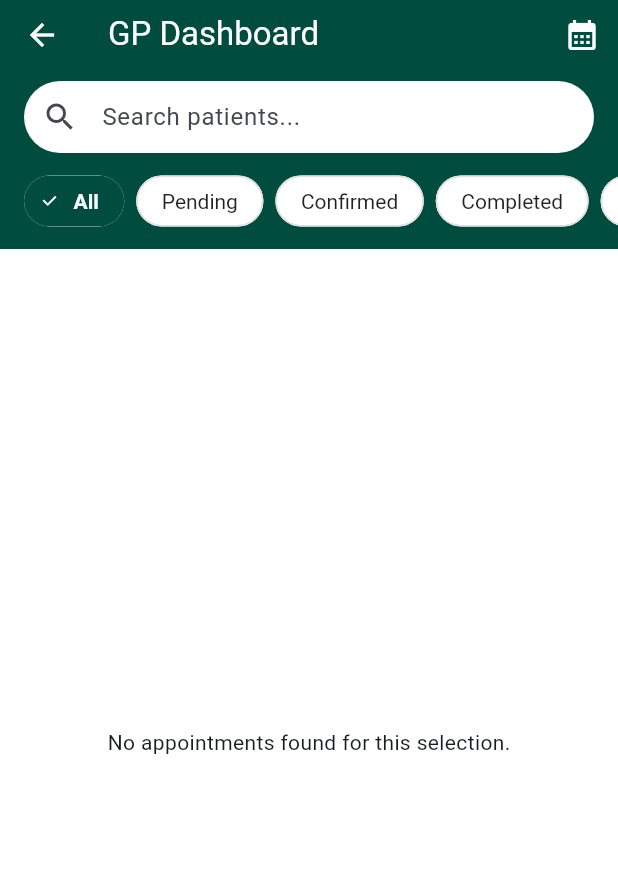
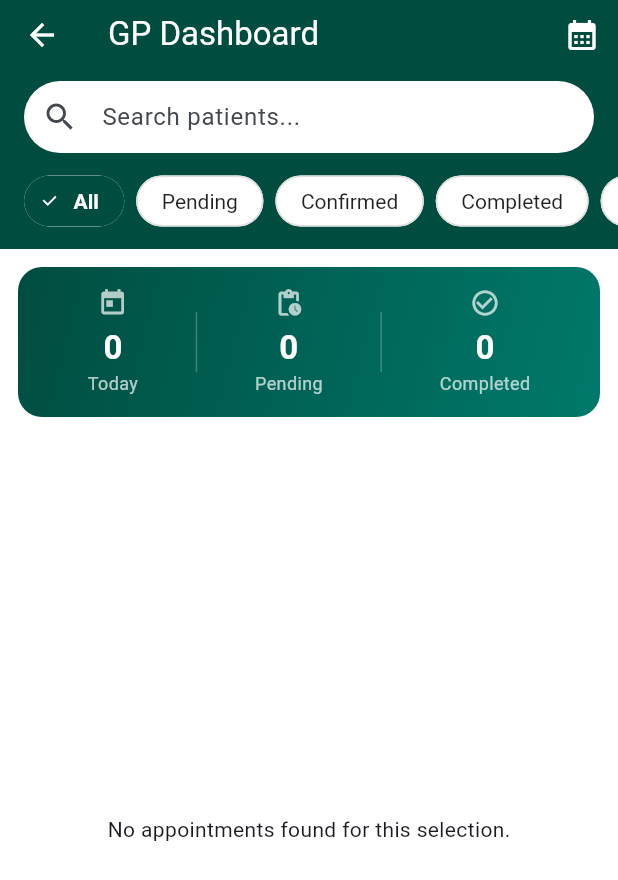
Before and after one commit to chiodzamunashe-prog/nust_campus_health_app, a Flutter app: the GPDashboardScreen screen opened directly, on a phone screen of 412 x 824 dp. Shown: the top 880 px of the screen. Run offline on Flutter 3.47's test engine with Material 3 defaults, Android fonts, the phone set to English and light mode, and no system bars; our stand-ins replace cloud_firestore, firebase_auth, firebase_core, firebase_messaging, fl_chart, flutter_local_notifications and 2 more; missing offline and left inert: flutter_app_badger; accounts and stored records are empty; network calls fail.

Commit message:
feat: add real-time stats banner to GP dashboard showing today, pending, and completed

```diff
--- a/lib/gp_dashboard/dashboard_screen.dart
+++ b/lib/gp_dashboard/dashboard_screen.dart
@@ -81,22 +81,75 @@ class _GPDashboardScreenState extends State<GPDashboardScreen> {
                   appointments = appointments.where((a) => a.status == _filterStatus).toList();
                 }
 
-                if (appointments.isEmpty) {
-                  return const Center(
-                    child: Padding(
-                      padding: EdgeInsets.all(20.0),
-                      child: Text('No appointments found for this selection.'),
+                return Column(
+                  children: [
+                    if (_viewMode == GPDashboardViewMode.list)
+                      _buildStatsBanner(snapshot.data ?? []),
+                    Expanded(
+                      child: appointments.isEmpty
+                          ? const Center(
+                              child: Padding(
+                                padding: EdgeInsets.all(20.0),
+                                child: Text('No appointments found for this selection.'),
+                              ),
+                            )
+                          : _buildAppointmentList(appointments),
                     ),
-                  );
-                }
-
-                return _buildAppointmentList(appointments);
+                  ],
+                );
               },
             ),
           ),
         ],
       ),
     );
+  }
+
+  Widget _buildStatsBanner(List<Appointment> all) {
+    final today = DateTime.now();
+    final todayCount = all.where((a) =>
+      a.time.year == today.year && a.time.month == today.month && a.time.day == today.day).length;
+    final pending = all.where((a) => a.status == 'pending').length;
+    final completed = all.where((a) => a.status == 'completed').length;
+
+    return Container(
+      margin: const EdgeInsets.fromLTRB(12, 12, 12, 4),
+      padding: const EdgeInsets.symmetric(vertical: 14, horizontal: 8),
+      decoration: BoxDecoration(
+        gradient: const LinearGradient(
+          colors: [Color(0xFF004D40), Color(0xFF00796B)],
+          begin: Alignment.topLeft,
+          end: Alignment.bottomRight,
+        ),
+        borderRadius: BorderRadius.circular(16),
+      ),
+      child: Row(
+        mainAxisAlignment: MainAxisAlignment.spaceEvenly,
+        children: [
+          _buildStat('Today', todayCount.toString(), Icons.today),
+          _buildStatDivider(),
+          _buildStat('Pending', pending.toString(), Icons.pending_actions),
+          _buildStatDivider(),
+          _buildStat('Completed', completed.toString(), Icons.check_circle_outline),
+        ],
+      ),
+    );
+  }
+
+  Widget _buildStat(String label, String value, IconData icon) {
+    return Column(
+      mainAxisSize: MainAxisSize.min,
+      children: [
+        Icon(icon, color: Colors.white70, size: 20),
+        const SizedBox(height: 4),
+        Text(value, style: const TextStyle(color: Colors.white, fontSize: 22, fontWeight: FontWeight.bold)),
+        Text(label, style: const TextStyle(color: Colors.white70, fontSize: 12)),
+      ],
+    );
+  }
+
+  Widget _buildStatDivider() {
+    return Container(width: 1, height: 40, color: Colors.white24);
   }
 
   PreferredSizeWidget _buildListFilters() {
```
